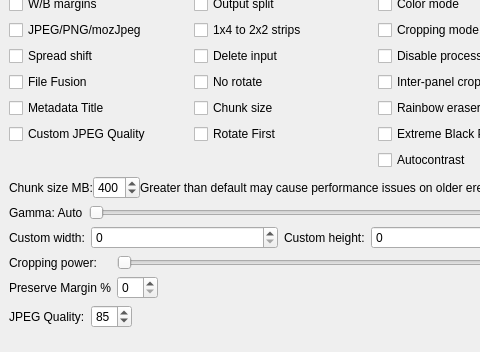
This is gui/KCC.ui in ciromattia/kcc as Qt 5 draws it before an edit; both pictures show x 0 to 480 and y 403 to 755 of the 566 by 755 pixel window. The edited form follows.
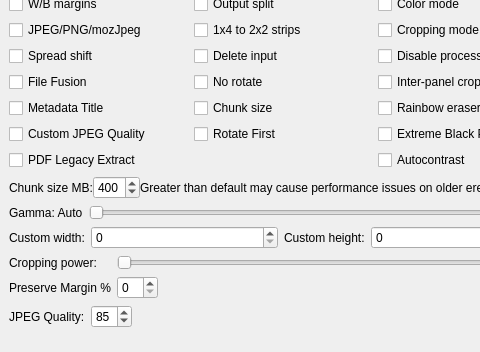
This is the edited form. Icons and pictures are not drawn.

Commit message: Add legacy pdf image extract option (#1225)

```diff
--- a/gui/KCC.ui
+++ b/gui/KCC.ui
@@ -896,6 +896,18 @@
          </property>
         </widget>
        </item>
+       <item row="9" column="0">
+        <widget class="QCheckBox" name="pdfExtractBox">
+         <property name="toolTip">
+          <string>Use the PDF image extraction method from KCC 8 and earlier.
+
+Useful for really weird PDFs.</string>
+         </property>
+         <property name="text">
+          <string>PDF Legacy Extract</string>
+         </property>
+        </widget>
+       </item>
       </layout>
      </widget>
     </item>
```
The commit also changes 5 other files.
